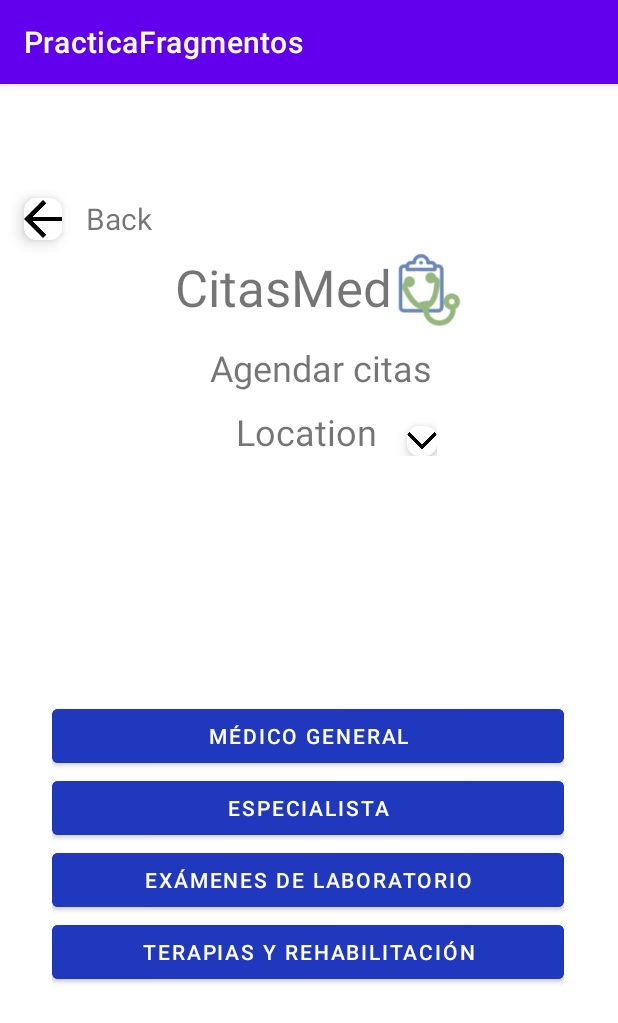
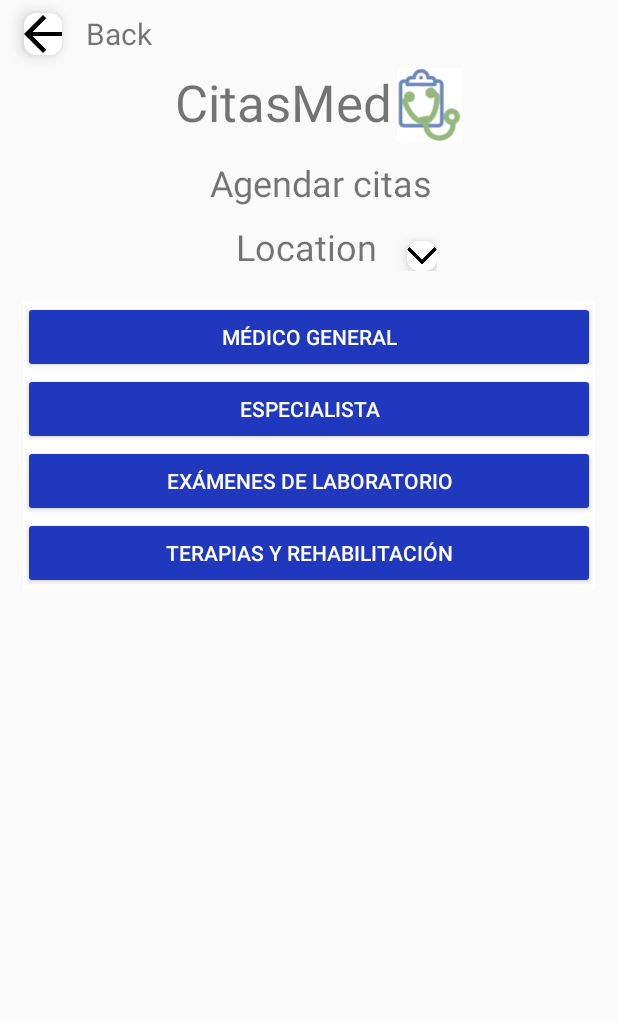
Before and after one commit to afcoral124/CitasMedUnicauca, an Android app: the screen it shows after launch (MainActivity), on a phone screen of 412 x 824 dp. Shown: the top 1023 px of the screen. Run offline under Robolectric (Android 15) with nearby library versions, the phone set to English and light mode, and no system bars.

Commit message:
Diseño resposivo y navegación de fragments

```diff
--- a/app/src/main/AndroidManifest.xml
+++ b/app/src/main/AndroidManifest.xml
@@ -8,7 +8,7 @@
         android:label="@string/app_name"
         android:roundIcon="@mipmap/ic_launcher_round"
         android:supportsRtl="true"
-        android:theme="@style/Theme.PracticaFragmentos">
+        android:theme="@style/Theme.AppCompat.Light.NoActionBar">
         <activity android:name=".MainActivity"
             android:exported="true">
             <intent-filter>
--- a/app/src/main/java/com/unicauca/aplimovil/FragmentProfesionales.java
+++ b/app/src/main/java/com/unicauca/aplimovil/FragmentProfesionales.java
@@ -2,6 +2,7 @@ package com.unicauca.aplimovil;
 
 import android.os.Bundle;
 
+import androidx.activity.OnBackPressedCallback;
 import androidx.fragment.app.Fragment;
 
 import android.view.LayoutInflater;
@@ -53,6 +54,7 @@ public class FragmentProfesionales extends Fragment {
             mParam1 = getArguments().getString(ARG_PARAM1);
             mParam2 = getArguments().getString(ARG_PARAM2);
         }
+
     }
 
     @Override
--- a/app/src/main/java/com/unicauca/aplimovil/MainActivity.java
+++ b/app/src/main/java/com/unicauca/aplimovil/MainActivity.java
@@ -1,5 +1,6 @@
 package com.unicauca.aplimovil;
 
+import androidx.activity.OnBackPressedCallback;
 import androidx.appcompat.app.AppCompatActivity;
 import androidx.fragment.app.FragmentTransaction;
 
@@ -20,6 +21,8 @@ public class MainActivity extends AppCompatActivity {
         fragCategorias = new FragmentCategorias();
 
         getSupportFragmentManager().beginTransaction().add(R.id.contenedorFragmentos, fragCategorias).commit();
+
+
     }
 
     public void onClick(View view) {
@@ -28,7 +31,7 @@ public class MainActivity extends AppCompatActivity {
         switch (view.getId()){
             case R.id.MedicoGeneral:
                 opcion=1;
-                transaction = getSupportFragmentManager().beginTransaction().replace(R.id.contenedorFragmentos, fragProfesionales);
+                transaction = getSupportFragmentManager().beginTransaction().replace(R.id.contenedorFragmentos, fragProfesionales).addToBackStack(null);
                 break;
             case R.id.cardAtras:
                 if (opcion==1) {
@@ -37,9 +40,10 @@ public class MainActivity extends AppCompatActivity {
                 }
                 else{
                     opcion=1;
-                    transaction = getSupportFragmentManager().beginTransaction().replace(R.id.contenedorFragmentos, fragProfesionales);
+                    transaction = getSupportFragmentManager().beginTransaction().replace(R.id.contenedorFragmentos, fragProfesionales).addToBackStack(null);
                 }
                 break;
         }transaction.commit();
     }
+
 }
--- a/app/src/main/res/layout/activity_main.xml
+++ b/app/src/main/res/layout/activity_main.xml
@@ -3,32 +3,24 @@
     xmlns:app="http://schemas.android.com/apk/res-auto"
     xmlns:tools="http://schemas.android.com/tools"
     android:layout_width="match_parent"
-    android:layout_height="match_parent"
+    android:layout_height="wrap_content"
+    android:layout_marginBottom="0dp"
     tools:context=".MainActivity">
 
-
-    <FrameLayout
-        android:id="@+id/contenedorFragmentos"
-
-        android:layout_width="341dp"
-        android:layout_height="446dp"
-
-        app:layout_constraintBottom_toBottomOf="parent"
-        app:layout_constraintEnd_toEndOf="parent"
-        app:layout_constraintHorizontal_bias="0.491"
-        app:layout_constraintStart_toStartOf="parent"
-
-        app:layout_constraintTop_toBottomOf="@id/contenedorSup"
-        app:layout_constraintVertical_bias="0.490">
+    <LinearLayout
+        android:layout_width="match_parent"
+        android:layout_height="wrap_content"
+        android:orientation="vertical"
+        tools:ignore="MissingConstraints">
 
 
-    </FrameLayout>
 
     <androidx.gridlayout.widget.GridLayout
         android:id="@+id/contenedorSup"
         android:layout_width="match_parent"
         android:layout_height="wrap_content"
-        android:layout_marginBottom="520dp"
+
+
         app:columnCount="1"
         app:layout_constraintBaseline_toTopOf="parent"
         app:layout_constraintBottom_toBottomOf="parent"
@@ -183,5 +175,25 @@
         </LinearLayout>
 
 
-    </androidx.gridlayout.widget.GridLayout>
+        </androidx.gridlayout.widget.GridLayout>
+
+        <FrameLayout
+            android:id="@+id/contenedorFragmentos"
+
+            android:layout_width="match_parent"
+            android:layout_height="wrap_content"
+            android:layout_marginTop="20dp"
+            android:paddingHorizontal="15dp"
+            app:layout_constraintBottom_toBottomOf="parent"
+            app:layout_constraintEnd_toEndOf="parent"
+            app:layout_constraintHorizontal_bias="0.491"
+            app:layout_constraintStart_toStartOf="parent"
+
+            app:layout_constraintTop_toBottomOf="@id/contenedorSup"
+            app:layout_constraintVertical_bias="0.490">
+
+
+        </FrameLayout>
+
+    </LinearLayout>
 </androidx.constraintlayout.widget.ConstraintLayout>
--- a/app/src/main/res/layout/fragment_categorias.xml
+++ b/app/src/main/res/layout/fragment_categorias.xml
@@ -22,28 +22,32 @@
             android:layout_height="wrap_content"
             android:backgroundTint="#2038BD"
             android:onClick="onClick"
-            android:text="Médico General" />
+            android:text="Médico General"
+            android:textColor="#FFFFFF" />
 
         <Button
             android:id="@+id/Especialista"
             android:layout_width="match_parent"
             android:layout_height="wrap_content"
             android:backgroundTint="#2038BD"
-            android:text="Especialista" />
+            android:text="Especialista"
+            android:textColor="#FFFFFF"/>
 
         <Button
             android:id="@+id/Examenes"
             android:layout_width="match_parent"
             android:layout_height="wrap_content"
             android:backgroundTint="#2038BD"
-            android:text="Exámenes de laboratorio" />
+            android:text="Exámenes de laboratorio"
+            android:textColor="#FFFFFF"/>
 
         <Button
             android:id="@+id/Terapeuta"
             android:layout_width="match_parent"
             android:layout_height="wrap_content"
             android:backgroundTint="#2038BD"
-            android:text="Terapias y rehabilitación" />
+            android:text="Terapias y rehabilitación"
+            android:textColor="#FFFFFF"/>
 
 
     </LinearLayout>
```
